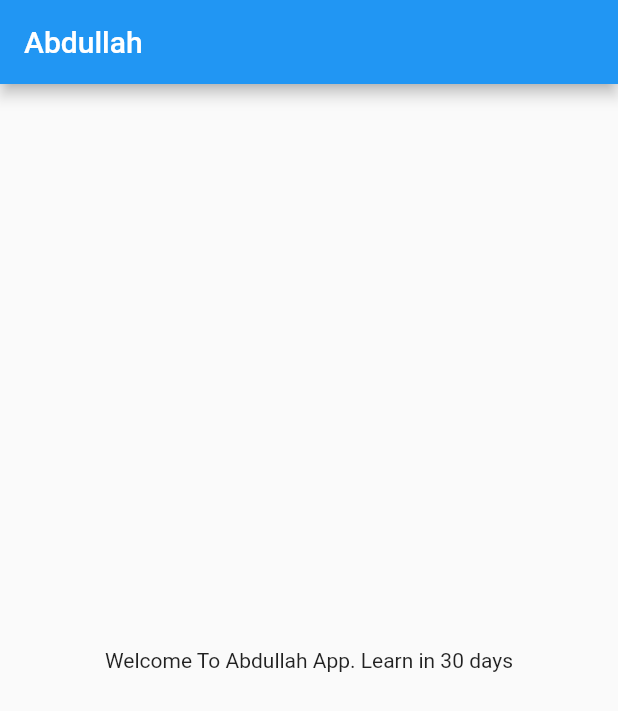
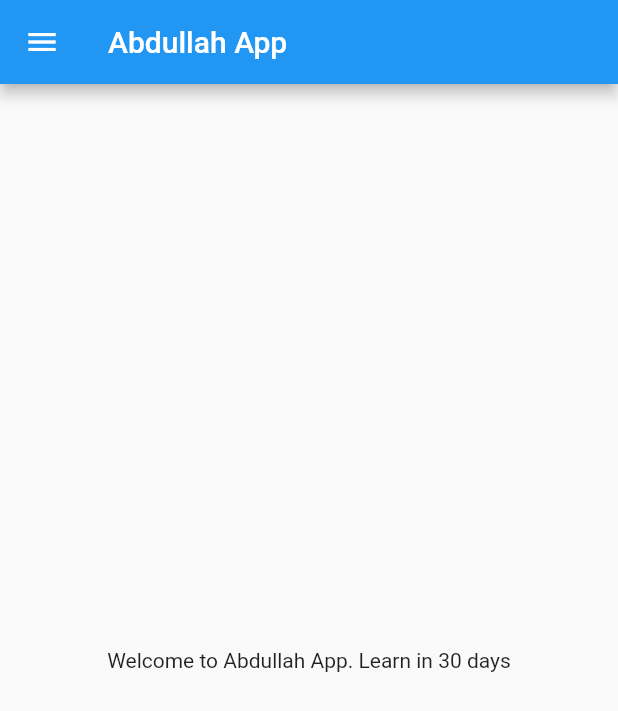
Before and after one commit to abdullah9fsd/Flutterwith30Days, a Flutter app: the screen it shows after launch, on a phone screen of 412 x 824 dp. Shown: the top 711 px of the screen. Run offline on Flutter 3.47's test engine with Material 2 defaults, Android fonts, the phone set to English and light mode, and no system bars.

Commit message:
day3 completed

```diff
--- a/lib/main.dart
+++ b/lib/main.dart
@@ -1,5 +1,6 @@
 import 'package:flutter/material.dart';
-import 'package:flutter_catalog/home.page.dart';
+import 'package:flutter_catalog/pages/home_page.dart';
+import 'package:flutter_catalog/pages/login_page.dart';
 
 void main() {
   runApp(MyApp());
@@ -8,6 +9,16 @@ void main() {
 class MyApp extends StatelessWidget {
   @override
   Widget build(BuildContext context) {
-    return MaterialApp(home: HomePage());
+    return MaterialApp(
+      themeMode: ThemeMode.dark,
+      theme: ThemeData(primaryColor: Colors.deepOrange),
+      darkTheme: ThemeData(brightness: Brightness.light),
+      initialRoute: "/home",
+      routes: {
+        "/": (context) => LoginPage(),
+        "/home": (context) => HomePage(),
+        "/login": (context) => LoginPage()
+      },
+    );
   }
 }
--- a/lib/home.page.dart
+++ b/lib/pages/home_page.dart
@@ -7,12 +7,15 @@ class HomePage extends StatelessWidget {
   @override
   Widget build(BuildContext context) {
     return Scaffold(
-        appBar: AppBar(
-          title: const Text("Abdullah"),
+      appBar: AppBar(
+        title: const Text("Abdullah App"),
+      ),
+      body: Center(
+        child: Container(
+          child: Text("Welcome to $name App. Learn in $day days"),
         ),
-        body: Center(
-            child: Container(
-          child: Text("Welcome To $name App. Learn in $day days"),
-        )));
+      ),
+      drawer: Drawer(),
+    );
   }
 }
```
Also changed, not shown: lib/pages/login_page.dart (added, +19 -0 lines), 1 other file.
